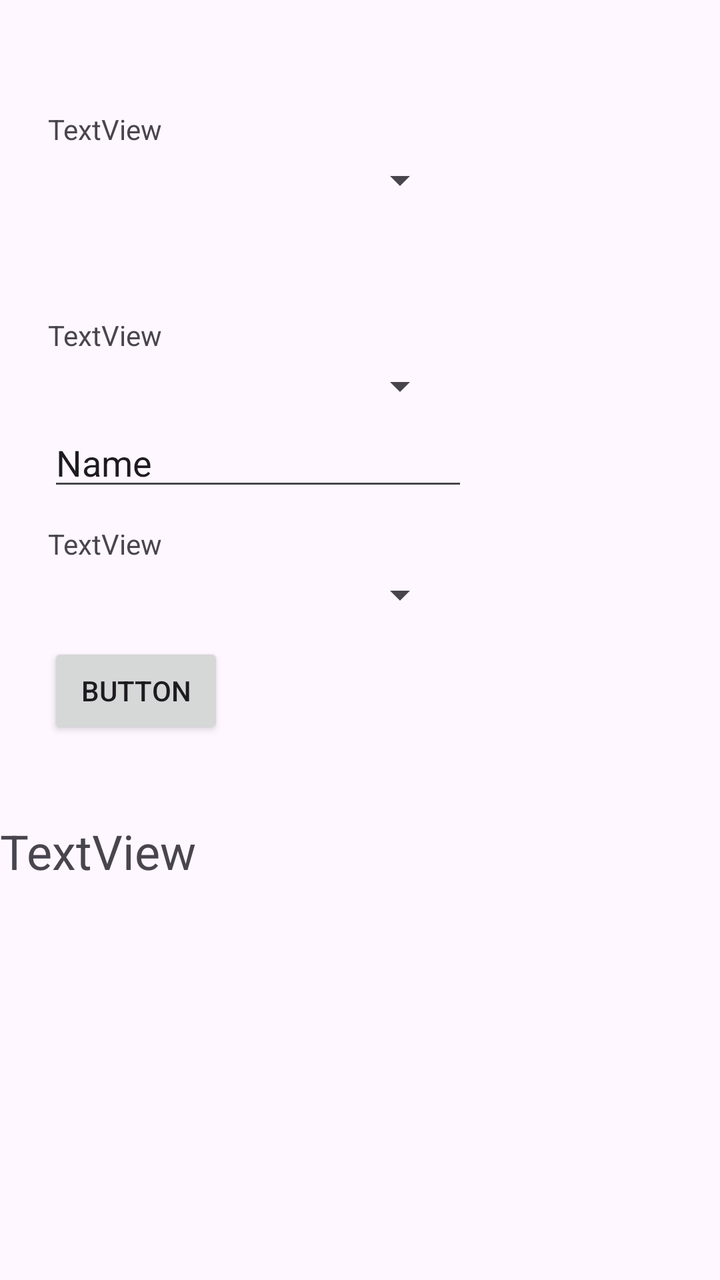
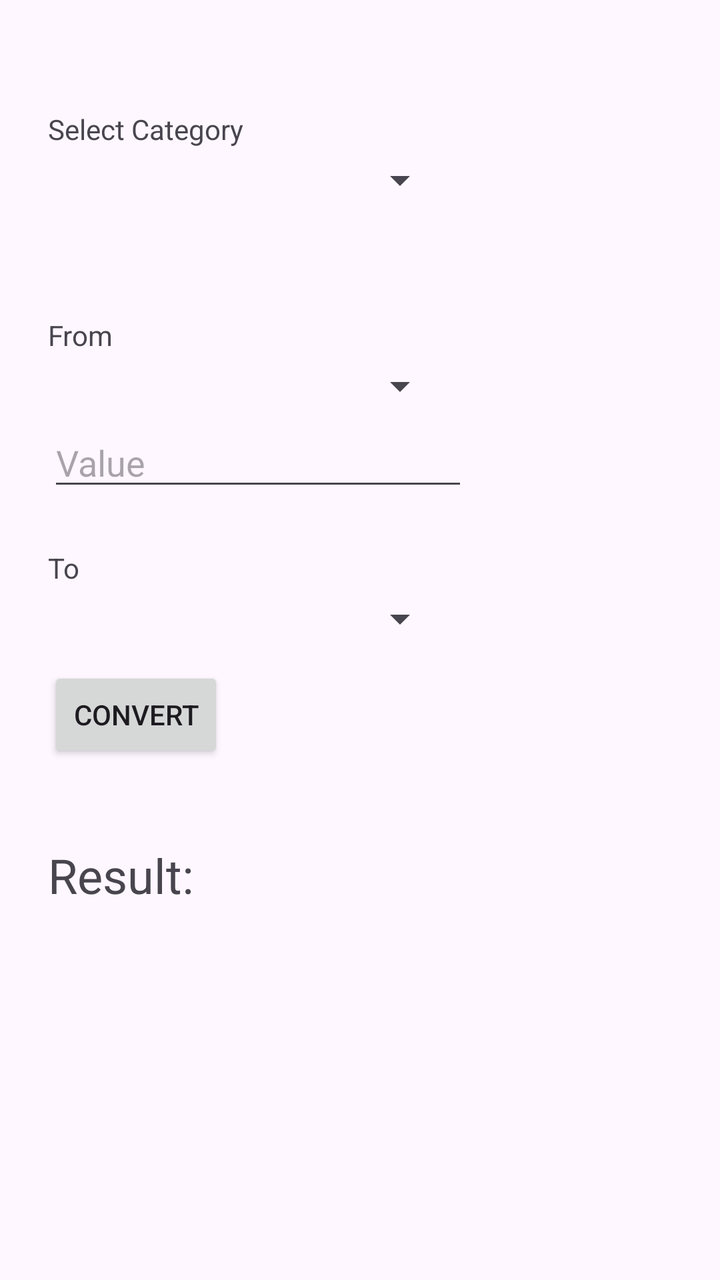

Before-and-after screenshots of an Android layout around one commit, followed by the original layout XML and the change that was made.
<!-- AndroidManifest.xml: application theme Theme.TravelCompanionApp -->
<!-- res/layout/activity_main.xml -->
<?xml version="1.0" encoding="utf-8"?>
<androidx.constraintlayout.widget.ConstraintLayout xmlns:android="http://schemas.android.com/apk/res/android"
    xmlns:app="http://schemas.android.com/apk/res-auto"
    xmlns:tools="http://schemas.android.com/tools"
    android:id="@+id/main"
    android:layout_width="match_parent"
    android:layout_height="match_parent"
    tools:context=".MainActivity">

    <TextView
        android:id="@+id/toText"
        android:layout_width="wrap_content"
        android:layout_height="wrap_content"
        android:layout_marginStart="24dp"
        android:layout_marginTop="12dp"
        android:text="TextView"
        app:layout_constraintStart_toStartOf="parent"
        app:layout_constraintTop_toBottomOf="@+id/input" />

    <Button
        android:id="@+id/convertButton"
        android:layout_width="wrap_content"
        android:layout_height="wrap_content"
        android:layout_marginStart="24dp"
        android:layout_marginTop="12dp"
        android:text="Button"
        app:layout_constraintStart_toStartOf="parent"
        app:layout_constraintTop_toBottomOf="@+id/toSpinner" />

    <Spinner
        android:id="@+id/toSpinner"
        android:layout_width="200dp"
        android:layout_height="wrap_content"
        android:layout_marginStart="24dp"
        android:layout_marginTop="4dp"
        app:layout_constraintStart_toStartOf="parent"
        app:layout_constraintTop_toBottomOf="@+id/toText" />

    <TextView
        android:id="@+id/categoryText"
        android:layout_width="wrap_content"
        android:layout_height="wrap_content"
        android:layout_marginStart="24dp"
        android:layout_marginTop="55dp"
        android:text="TextView"
        app:layout_constraintStart_toStartOf="parent"
        app:layout_constraintTop_toTopOf="parent" />

    <TextView
        android:id="@+id/fromText"
        android:layout_width="wrap_content"
        android:layout_height="wrap_content"
        android:layout_marginStart="24dp"
        android:layout_marginTop="56dp"
        android:text="TextView"
        app:layout_constraintStart_toStartOf="parent"
        app:layout_constraintTop_toBottomOf="@+id/categorySpinner" />

    <Spinner
        android:id="@+id/fromSpinner"
        android:layout_width="200dp"
        android:layout_height="wrap_content"
        android:layout_marginStart="24dp"
        android:layout_marginTop="4dp"
        app:layout_constraintStart_toStartOf="parent"
        app:layout_constraintTop_toBottomOf="@+id/fromText" />

    <Spinner
        android:id="@+id/categorySpinner"
        android:layout_width="200dp"
        android:layout_height="wrap_content"
        android:layout_marginStart="24dp"
        android:layout_marginTop="4dp"
        app:layout_constraintStart_toStartOf="parent"
        app:layout_constraintTop_toBottomOf="@+id/categoryText" />

    <EditText
        android:id="@+id/input"
        android:layout_width="wrap_content"
        android:layout_height="wrap_content"
        android:layout_marginStart="24dp"
        android:layout_marginTop="4dp"
        android:ems="10"
        android:inputType="text"
        android:text="Name"
        app:layout_constraintStart_toStartOf="parent"
        app:layout_constraintTop_toBottomOf="@+id/fromSpinner" />

    <TextView
        android:id="@+id/resultText"
        android:layout_width="wrap_content"
        android:layout_height="wrap_content"
        android:layout_marginTop="40dp"
        android:text="TextView"
        android:textSize="24sp"
        app:layout_constraintTop_toBottomOf="@+id/convertButton"
        tools:layout_editor_absoluteX="27dp" />

</androidx.constraintlayout.widget.ConstraintLayout>
<!-- resources referenced by this layout -->
<resources>
  <style name="Theme.TravelCompanionApp" parent="Base.Theme.TravelCompanionApp" />
  <style name="Base.Theme.TravelCompanionApp" parent="Theme.Material3.DayNight.NoActionBar">
          
          
      </style>
</resources>

<!-- the commit's change to res/layout/activity_main.xml (unified diff, before → after) -->
@@ -12,8 +12,8 @@
         android:layout_width="wrap_content"
         android:layout_height="wrap_content"
         android:layout_marginStart="24dp"
-        android:layout_marginTop="12dp"
-        android:text="TextView"
+        android:layout_marginTop="24dp"
+        android:text="@string/to_text"
         app:layout_constraintStart_toStartOf="parent"
         app:layout_constraintTop_toBottomOf="@+id/input" />
 
@@ -23,7 +23,7 @@
         android:layout_height="wrap_content"
         android:layout_marginStart="24dp"
         android:layout_marginTop="12dp"
-        android:text="Button"
+        android:text="@string/convert_text"
         app:layout_constraintStart_toStartOf="parent"
         app:layout_constraintTop_toBottomOf="@+id/toSpinner" />
 
@@ -42,7 +42,7 @@
         android:layout_height="wrap_content"
         android:layout_marginStart="24dp"
         android:layout_marginTop="55dp"
-        android:text="TextView"
+        android:text="@string/category_text"
         app:layout_constraintStart_toStartOf="parent"
         app:layout_constraintTop_toTopOf="parent" />
 
@@ -52,7 +52,7 @@
         android:layout_height="wrap_content"
         android:layout_marginStart="24dp"
         android:layout_marginTop="56dp"
-        android:text="TextView"
+        android:text="@string/from_text"
         app:layout_constraintStart_toStartOf="parent"
         app:layout_constraintTop_toBottomOf="@+id/categorySpinner" />
 
@@ -81,8 +81,8 @@
         android:layout_marginStart="24dp"
         android:layout_marginTop="4dp"
         android:ems="10"
+        android:hint="@string/value_text"
         android:inputType="text"
-        android:text="Name"
         app:layout_constraintStart_toStartOf="parent"
         app:layout_constraintTop_toBottomOf="@+id/fromSpinner" />
 
@@ -90,10 +90,11 @@
         android:id="@+id/resultText"
         android:layout_width="wrap_content"
         android:layout_height="wrap_content"
+        android:layout_marginStart="24dp"
         android:layout_marginTop="40dp"
-        android:text="TextView"
+        android:text="@string/result_text"
         android:textSize="24sp"
-        app:layout_constraintTop_toBottomOf="@+id/convertButton"
-        tools:layout_editor_absoluteX="27dp" />
+        app:layout_constraintStart_toStartOf="parent"
+        app:layout_constraintTop_toBottomOf="@+id/convertButton" />
 
 </androidx.constraintlayout.widget.ConstraintLayout>
<!-- resource entries referenced after the edit -->
@@ -1,5 +1,11 @@
 <!-- resources referenced by this layout -->
 <resources>
+  <string name="category_text">Select Category</string>
+  <string name="convert_text">Convert</string>
+  <string name="from_text">From</string>
+  <string name="result_text">Result: </string>
+  <string name="to_text">To</string>
+  <string name="value_text">Value</string>
   <style name="Theme.TravelCompanionApp" parent="Base.Theme.TravelCompanionApp" />
   <style name="Base.Theme.TravelCompanionApp" parent="Theme.Material3.DayNight.NoActionBar">
           
